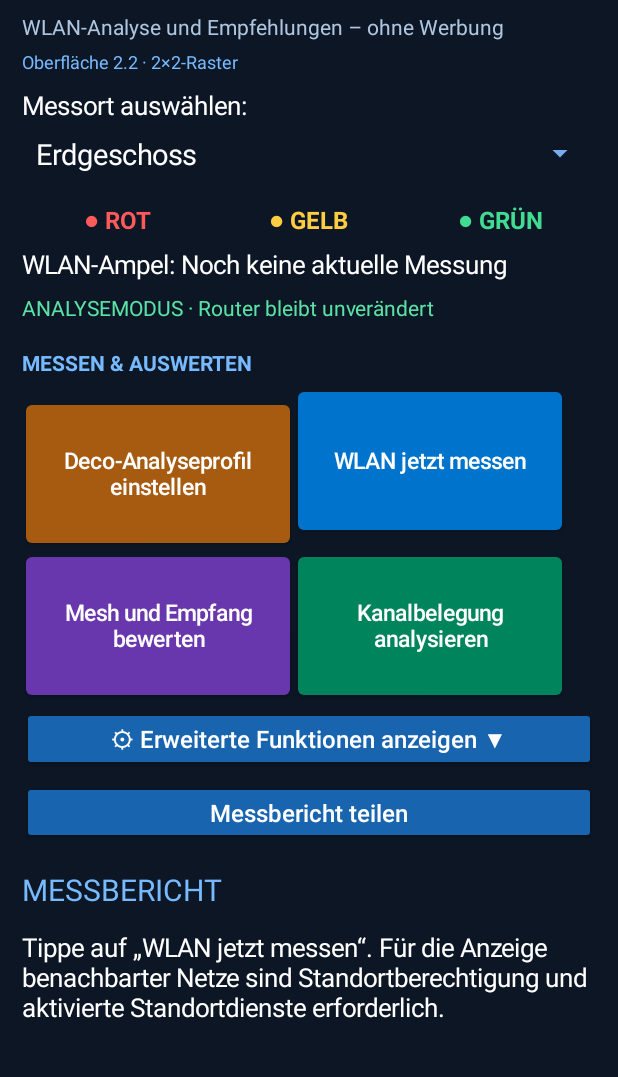
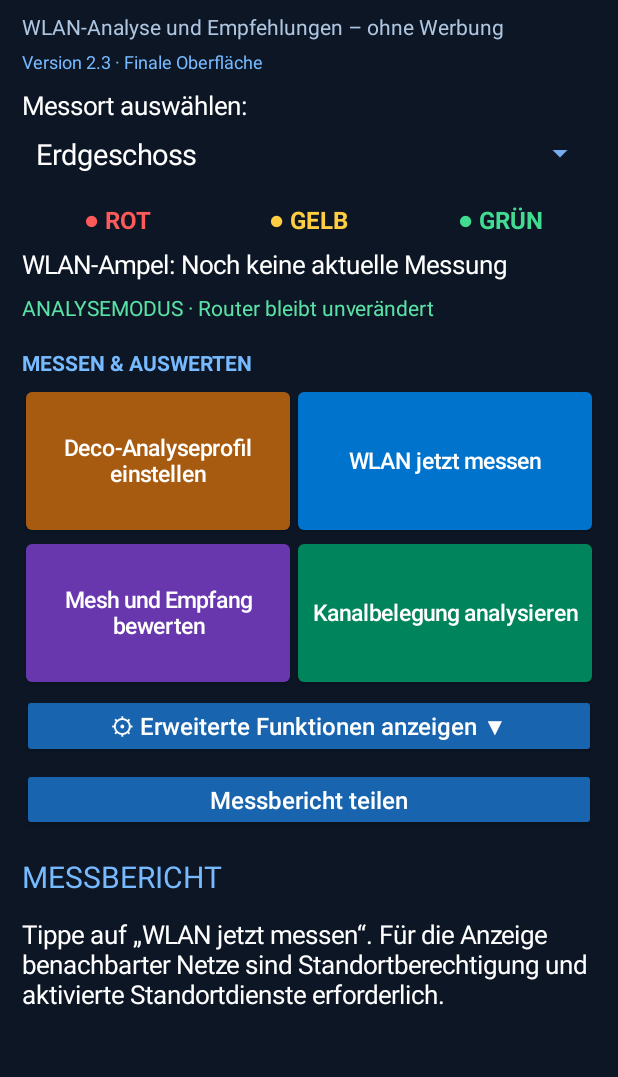
Before and after one commit to roemergerd-source/Mein-Netzwerk-Optimierer-, an Android app: the screen it shows after launch (MainActivity), on a phone screen of 412 x 824 dp, the part 79-1156 px from its top. Run offline under Robolectric (Android 15) with nearby library versions, the phone set to English and light mode, and no system bars.

Commit message:
Finalize 2x2 button alignment and signal indicator reset for v2.3

```diff
--- a/app/src/main/java/de/leobeck/netzwerkoptimierer/MainActivity.java
+++ b/app/src/main/java/de/leobeck/netzwerkoptimierer/MainActivity.java
@@ -66,13 +66,17 @@ public class MainActivity extends Activity {
         button.setTextColor(Color.WHITE);
         button.setGravity(android.view.Gravity.CENTER);
         button.setMaxLines(3);
+        button.setIncludeFontPadding(false);
+        button.setMinHeight(0);
+        button.setMinimumHeight(0);
         button.setPadding((int)(6*density), (int)(8*density), (int)(6*density), (int)(8*density));
         android.graphics.drawable.GradientDrawable shape = new android.graphics.drawable.GradientDrawable();
         shape.setColor(color);
         shape.setCornerRadius(4 * density);
         button.setBackground(shape);
         android.widget.GridLayout.LayoutParams params = new android.widget.GridLayout.LayoutParams(
-            android.widget.GridLayout.spec(row), android.widget.GridLayout.spec(column));
+            android.widget.GridLayout.spec(row, android.widget.GridLayout.FILL), android.widget.GridLayout.spec(column, android.widget.GridLayout.FILL));
+        params.setGravity(android.view.Gravity.FILL);
         params.width = cellWidth;
         params.height = (int)(92 * density);
         params.setMargins((int)(3*density), (int)(5*density), (int)(3*density), (int)(5*density));
@@ -94,7 +98,7 @@ public class MainActivity extends Activity {
         LinearLayout root = new LinearLayout(this);
         root.setOrientation(LinearLayout.VERTICAL);
         root.setFitsSystemWindows(true);
-        root.setPadding(22, 28, 22, 32);
+        root.setPadding(22, 28, 22, 56);
         root.setBackgroundColor(Color.rgb(12, 22, 37));
         TextView title = new TextView(this);
         title.setText("Mein Netzwerk-Optimierer");
@@ -105,7 +109,7 @@ public class MainActivity extends Activity {
         info.setTextColor(Color.rgb(175, 198, 224));
         info.setPadding(0,12,0,8); root.addView(info);
         TextView buildLabel = new TextView(this);
-        buildLabel.setText("Oberfläche 2.2 · 2×2-Raster");
+        buildLabel.setText("Version 2.3 · Finale Oberfläche");
         buildLabel.setTextSize(12);
         buildLabel.setTextColor(Color.rgb(119, 186, 255));
         buildLabel.setPadding(0, 0, 0, 14);
@@ -134,6 +138,7 @@ public class MainActivity extends Activity {
         TextView redLamp = makeLamp("● ROT", Color.rgb(255, 90, 90));
         TextView yellowLamp = makeLamp("● GELB", Color.rgb(255, 205, 65));
         TextView greenLamp = makeLamp("● GRÜN", Color.rgb(65, 220, 145));
+        lights.setBaselineAligned(false);
         lights.addView(redLamp, new LinearLayout.LayoutParams(0, -2, 1));
         lights.addView(yellowLamp, new LinearLayout.LayoutParams(0, -2, 1));
         lights.addView(greenLamp, new LinearLayout.LayoutParams(0, -2, 1));
@@ -245,6 +250,9 @@ public class MainActivity extends Activity {
                         signalStatus.setText("WLAN-Ampel: " + grade + " (" + dbm + " dBm)");
                         signalStatus.setTextColor(dbm >= -67 ? Color.rgb(76, 220, 142) : dbm >= -75 ? Color.rgb(255, 203, 77) : Color.rgb(255, 102, 102));
                     } catch (NumberFormatException ignored) {}
+                } else {
+                    signalStatus.setText("WLAN-Ampel: Noch keine aktuelle Messung");
+                    signalStatus.setTextColor(Color.WHITE);
                 }
             }
             public void afterTextChanged(android.text.Editable text) {}
```
